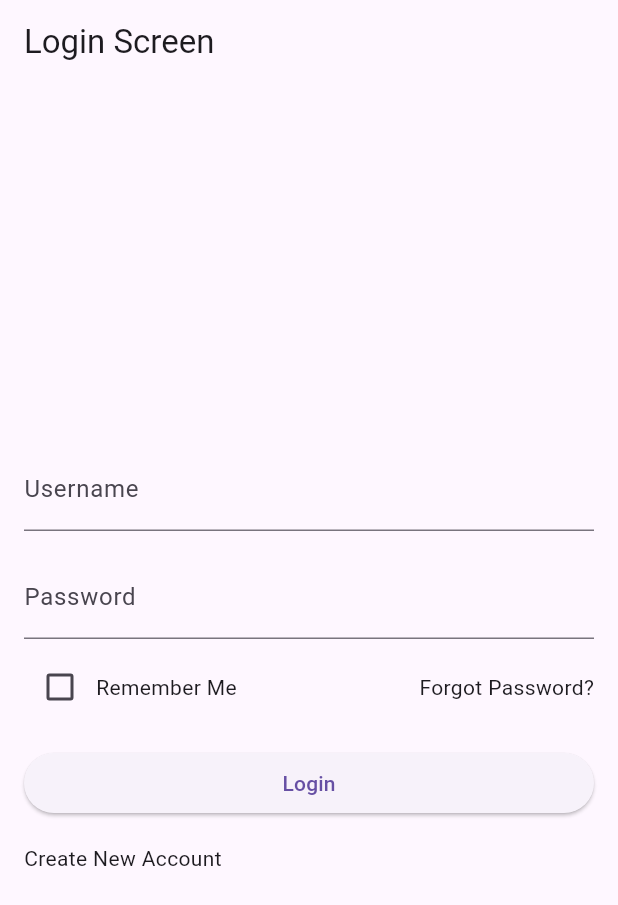
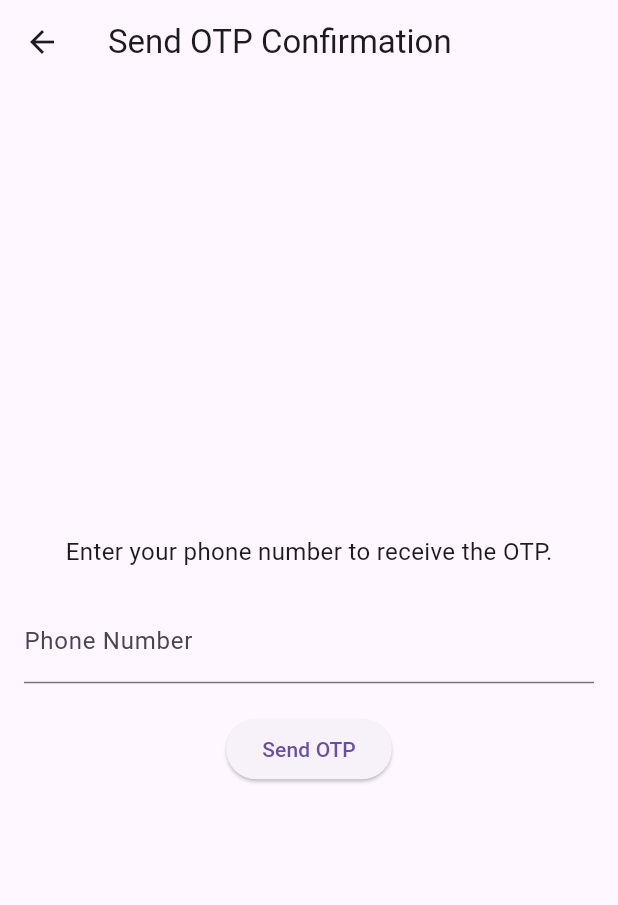
Before and after one commit to Tannop/Splash-Screen, a Flutter app: the LoginScreen screen opened directly, after a tap on "Login", on a phone screen of 412 x 824 dp. Shown: the top 905 px of the screen. Run offline on Flutter 3.47's test engine with Material 3 defaults, Android fonts, the phone set to English and light mode, and no system bars; our stand-ins replace flutter_svg.

Commit message:
update add otp

```diff
--- a/lib/Language_Selection_Screen.dart
+++ b/lib/Language_Selection_Screen.dart
@@ -1,7 +1,6 @@
 import 'package:flutter/material.dart';
 import 'package:intl/intl.dart';
 import 'package:logintestt/Terms_of_Service_Screen.dart';
-import 'package:logintestt/main.dart';
 
 class LanguageSelectionScreen extends StatelessWidget {
   @override
--- a/lib/Terms_of_Service_Screen.dart
+++ b/lib/Terms_of_Service_Screen.dart
@@ -158,7 +158,6 @@ class _TermsOfServiceScreenState extends State<TermsOfServiceScreen> {
   }
 
   void _declineAndExit() {
-    // Optionally show an alert or confirmation dialog before exiting
     exit(0);
   }
 }
--- a/lib/login_screen.dart
+++ b/lib/login_screen.dart
@@ -1,4 +1,7 @@
 import 'package:flutter/material.dart';
+import 'package:logintestt/Language_Selection_Screen.dart';
+import 'package:logintestt/otp_screen.dart';
+import 'package:logintestt/otp_send_screen.dart';
 
 class LoginScreen extends StatefulWidget {
   const LoginScreen({Key? key}) : super(key: key);
@@ -60,7 +63,12 @@ class _LoginScreenState extends State<LoginScreen> {
             const SizedBox(height: 16.0),
             ElevatedButton(
               onPressed: () {
-                // Handle login logic
+                Navigator.pushReplacement(
+                  context,
+                  MaterialPageRoute(
+                      //builder: (context) => LanguageSelectionScreen()),
+                      builder: (context) => OTPSendScreen()),
+                );
               },
               child: const Text('Login'),
             ),
--- /dev/null
+++ b/lib/otp_send_screen.dart
@@ -0,0 +1,52 @@
+import 'package:flutter/material.dart';
+import 'package:logintestt/otp_screen.dart';
+
+class OTPSendScreen extends StatefulWidget {
+  @override
+  _OTPSendScreenState createState() => _OTPSendScreenState();
+}
+
+class _OTPSendScreenState extends State<OTPSendScreen> {
+  final TextEditingController _phoneNumberController = TextEditingController();
+
+  @override
+  Widget build(BuildContext context) {
+    return Scaffold(
+      appBar: AppBar(
+        title: Text('Send OTP Confirmation'),
+      ),
+      body: Padding(
+        padding: const EdgeInsets.all(16.0),
+        child: Column(
+          mainAxisAlignment: MainAxisAlignment.center,
+          children: [
+            Text(
+              'Enter your phone number to receive the OTP.',
+              style: TextStyle(fontSize: 16.0),
+            ),
+            SizedBox(height: 20.0),
+            TextField(
+              controller: _phoneNumberController,
+              keyboardType: TextInputType.phone,
+              decoration: InputDecoration(
+                labelText: 'Phone Number',
+              ),
+            ),
+            SizedBox(height: 20.0),
+            ElevatedButton(
+              onPressed: () {
+                // Add logic to send OTP to the provided phone number
+                // For simplicity, let's just print the phone number for now.
+                print('Sending OTP to: ${_phoneNumberController.text}');
+                // Navigate to the OTP verification screen
+                Navigator.pushReplacement(context,
+                    MaterialPageRoute(builder: (context) => OTPScreen()));
+              },
+              child: Text('Send OTP'),
+            ),
+          ],
+        ),
+      ),
+    );
+  }
+}
```
Also changed, not shown: lib/otp_screen.dart (added, +49 -0 lines).
